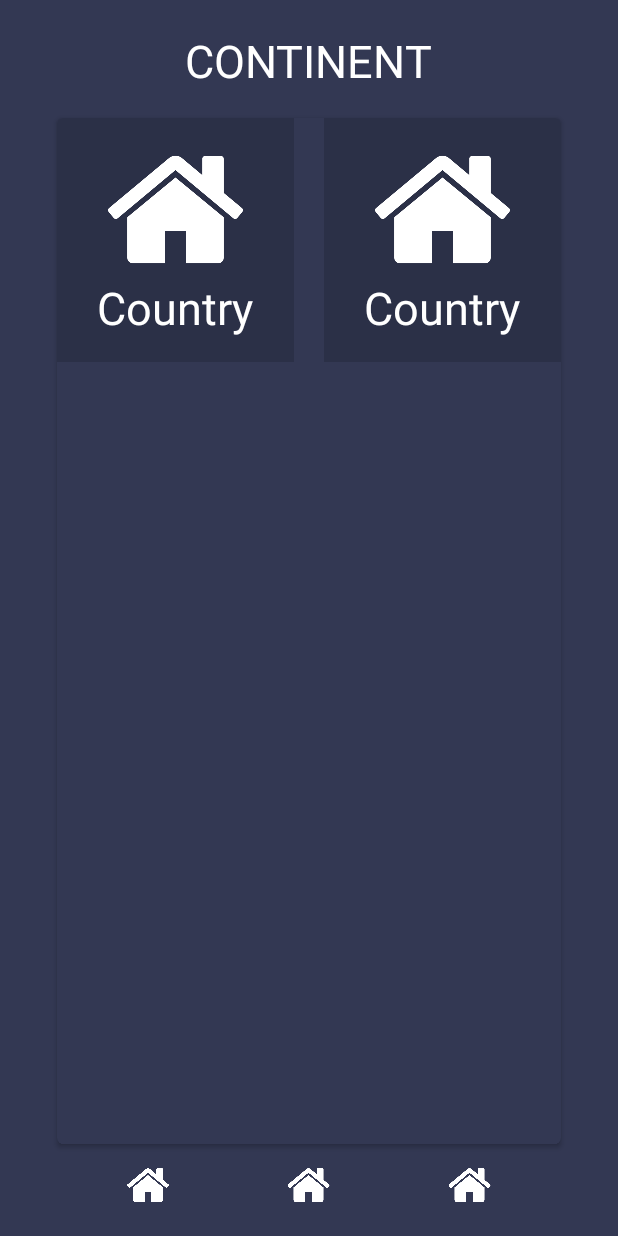
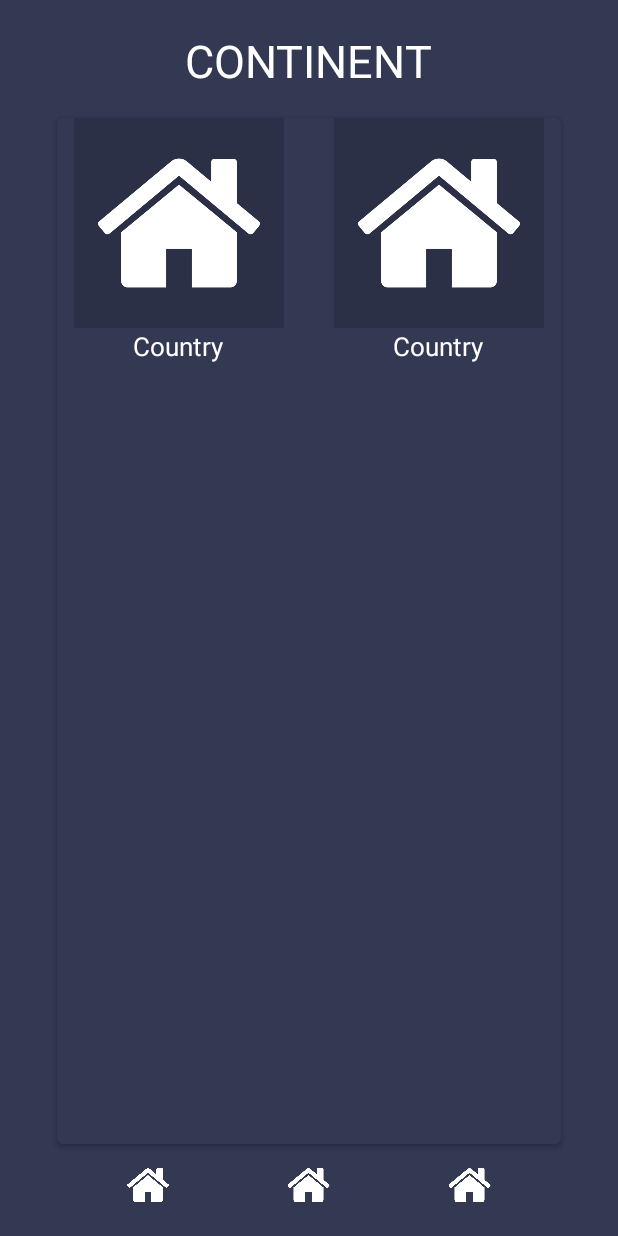
Before and after one commit to ashi725/flight-ticket-android-app, an Android app: the layout list_activity.xml on its own in the app's theme, with its tools: preview values and no code run, on a phone screen of 412 x 824 dp. Run offline under Robolectric (Android 15) with nearby library versions, the phone set to English and light mode, and no system bars.

Commit message:
Padding changes

```diff
--- a/app/src/main/res/layout/list_activity.xml
+++ b/app/src/main/res/layout/list_activity.xml
@@ -28,7 +28,6 @@
         android:layout_margin="8dp"
         android:elevation="20dp"
         android:layout_weight="1"
-
         android:backgroundTint="#333853"
         app:cardCornerRadius="4dp">
 
@@ -42,15 +41,15 @@
                 android:layout_height="wrap_content"
                 android:orientation="vertical"
                 android:layout_weight="2"
-                android:padding="16dp"
-                android:layout_marginRight="10dp"
-                android:background="#2B3047">
+                android:layout_marginRight="5dp">
 
                 <ImageView
-                    android:layout_width="90dp"
-                    android:layout_height="90dp"
+                    android:layout_width="140dp"
+                    android:layout_height="140dp"
                     android:src="@drawable/home"
                     android:layout_gravity="center"
+                    android:background="#2B3047"
+                    android:padding="16dp"
                     />
 
                 <TextView
@@ -59,7 +58,7 @@
                     android:text="Country"
                     android:textColor="#ffffff"
                     android:layout_gravity="center"
-                    android:textSize="30sp" />
+                    android:textSize="17sp" />
 
             </LinearLayout>
             <LinearLayout
@@ -67,14 +66,16 @@
                 android:layout_height="wrap_content"
                 android:orientation="vertical"
                 android:layout_weight="2"
-                android:padding="16dp"
-                android:layout_marginLeft="10dp"
-                android:background="#2B3047">
+                android:layout_marginLeft="5dp">
+
                 <ImageView
-                    android:layout_width="90dp"
-                    android:layout_height="90dp"
+                    android:layout_width="140dp"
+                    android:layout_height="140dp"
+                    android:src="@drawable/home"
                     android:layout_gravity="center"
-                    android:src="@drawable/home"/>
+                    android:background="#2B3047"
+                    android:padding="16dp"
+                    />
 
                 <TextView
                     android:layout_width="wrap_content"
@@ -82,7 +83,8 @@
                     android:text="Country"
                     android:textColor="#ffffff"
                     android:layout_gravity="center"
-                    android:textSize="30sp" />
+                    android:textSize="17sp" />
+
             </LinearLayout>
         </LinearLayout>
 
```
